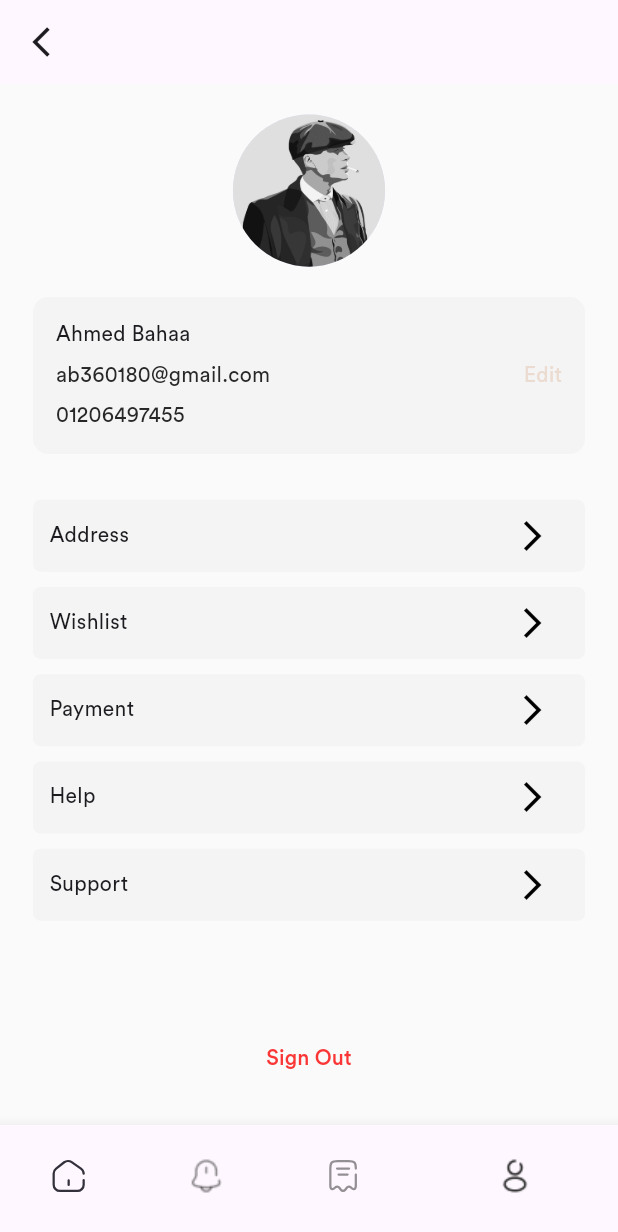
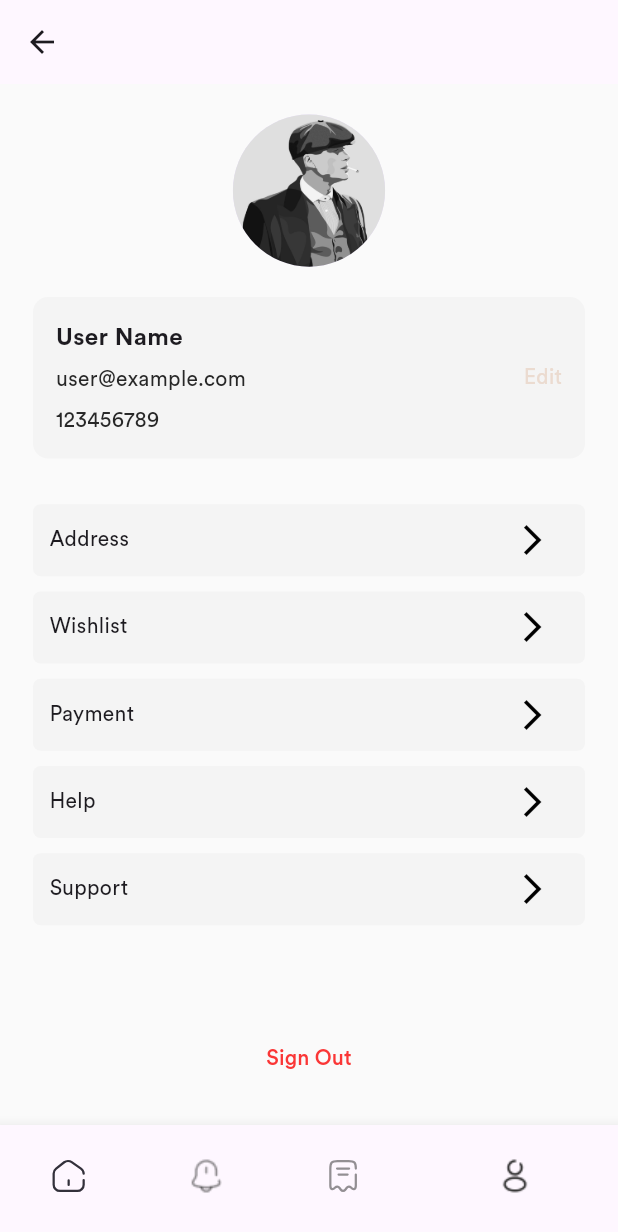
Before and after one commit to Mohamed47Elmelegy/Super-Mall, a Flutter app: the UserInfoScreen screen opened by its route, on a phone screen of 412 x 824 dp. Shown: the top 1232 px of the screen. Run offline on Flutter 3.47's test engine with Material 3 defaults, Android fonts, the light colour scheme and no system bars; our stand-ins replace carousel_slider, dartz, dio, flutter_bloc, flutter_screenutil, flutter_svg and 3 more; accounts and stored records are empty; network calls fail.

Commit message:
Enhance user authentication flow by integrating user data management. Implement user data retrieval from SharedPreferences and update UI components to reflect user information. Refactor navigation logic for improved user experience and streamline the login process with user service integration.

```diff
--- a/lib/core/routes/routes.dart
+++ b/lib/core/routes/routes.dart
@@ -10,12 +10,8 @@
 import 'package:super_mall/features/order/presentation/screen/order_screen.dart';
 import 'package:super_mall/features/splash/presentation/screen/splash_screen.dart';
 import 'package:super_mall/features/user/user_info/presentation/screen/user_info_screen.dart';
-import 'package:flutter_bloc/flutter_bloc.dart';
-import 'package:get_it/get_it.dart';
-import 'package:super_mall/features/product/logic/cubit/product_cubit.dart';
-import 'package:super_mall/features/product/data/repository/product.dart';
-import 'package:super_mall/core/network/api_client.dart';
 
+import '../../features/auth/register/data/model/register.dart';
 import '../../features/product/data/model/product.dart';
 import '../../features/product/presentation/screen/product_screen.dart';
 import '../../features/home/data/model/category.dart';
--- /dev/null
+++ b/lib/core/services/user_service.dart
@@ -0,0 +1,73 @@
+import 'dart:convert';
+import 'dart:developer';
+import 'package:super_mall/features/user/user_info/data/model/user_model.dart';
+import 'package:super_mall/core/constants/shared_prefs.dart';
+import 'package:super_mall/core/services/shared_preferences_sengltion.dart';
+
+// حفظ بيانات المستخدم في SharedPreferences
+Future<void> saveUserData(UserModel user) async {
+  // حفظ البيانات كـ JSON string
+  final jsonString = jsonEncode(user.toJson());
+  await Prefs.setString(SharedPrefs.userData, jsonString);
+
+  // حفظ العناصر الفردية للوصول السريع
+  final userData = user.toJson();
+
+  // حفظ جميع بيانات المستخدم المتوفرة
+  for (final entry in userData.entries) {
+    final key = entry.key;
+    final value = entry.value;
+
+    if (value != null && value is String && value.isNotEmpty) {
+      switch (key) {
+        case 'id':
+          await Prefs.setString(SharedPrefs.userId, value);
+          break;
+        case 'name':
+          await Prefs.setString(SharedPrefs.userName, value);
+          break;
+        case 'email':
+          await Prefs.setString(SharedPrefs.userEmail, value);
+          break;
+        case 'phone':
+          await Prefs.setString(SharedPrefs.userPhone, value);
+          break;
+        case 'image':
+          await Prefs.setString(SharedPrefs.userImage, value);
+          break;
+        case 'token':
+          await Prefs.setString(SharedPrefs.token, value);
+          break;
+      }
+    }
+  }
+}
+
+// استرجاع بيانات المستخدم من SharedPreferences
+UserModel? getUserData() {
+  final jsonString = Prefs.getString(SharedPrefs.userData);
+  if (jsonString == null) return null;
+  try {
+    return UserModel.fromJson(jsonDecode(jsonString));
+  } catch (e) {
+    log('Error parsing user data: $e');
+    return null;
+  }
+}
+
+// حذف بيانات المستخدم (تسجيل الخروج)
+Future<void> clearUserData() async {
+  await Prefs.remove(SharedPrefs.userData);
+  await Prefs.remove(SharedPrefs.token);
+  await Prefs.remove(SharedPrefs.userId);
+  await Prefs.remove(SharedPrefs.userName);
+  await Prefs.remove(SharedPrefs.userEmail);
+  await Prefs.remove(SharedPrefs.userPhone);
+  await Prefs.remove(SharedPrefs.userImage);
+}
+
+// التحقق ما إذا كان المستخدم مسجل الدخول
+bool isUserLoggedIn() {
+  final token = Prefs.getString(SharedPrefs.token);
+  return token != null && token.isNotEmpty;
+}
--- a/lib/features/auth/login/presentation/screen/login_screen.dart
+++ b/lib/features/auth/login/presentation/screen/login_screen.dart
@@ -1,8 +1,8 @@
 import 'package:flutter/material.dart';
 import 'package:flutter_bloc/flutter_bloc.dart';
 import 'package:flutter_screenutil/flutter_screenutil.dart';
-import 'package:shared_preferences/shared_preferences.dart';
 import 'package:super_mall/core/routes/page_routes_name.dart';
+import 'package:super_mall/core/services/user_service.dart';
 import 'package:super_mall/core/theme/app_color/app_color_light.dart';
 import 'package:super_mall/features/auth/forget_password/presentation/screen/forget_password_screen.dart';
 import 'package:super_mall/features/auth/login/data/model/login.dart';
@@ -11,6 +11,8 @@
 import 'package:super_mall/features/auth/login/presentation/widget/social_media_register_button.dart';
 import 'package:flutter_svg/flutter_svg.dart';
 import 'package:super_mall/features/auth/register/presentation/screen/register_screen.dart';
+import 'package:super_mall/features/user/user_info/data/model/user_model.dart';
+import 'dart:developer' as dev;
 
 class LoginScreen extends StatefulWidget {
   const LoginScreen({super.key});
@@ -64,11 +66,27 @@
         if (state is LoginError) {
           _showErrorSnackBar(state.message);
         } else if (state is LoginSucces) {
-          final token = state.response.token;
-          if (token != null) {
-            final prefs = await SharedPreferences.getInstance();
-            await prefs.setString('token', token);
+          dev.log('Login successful with token: ${state.response.token}');
+          if (state.response.user != null) {
+            dev.log(
+                'User data received: ${state.response.user?.name}, ${state.response.user?.email}');
           }
+
+          // Create user model from login response with complete user data
+          final user = UserModel(
+            token: state.response.token,
+            id: state.response.user?.id.toString(),
+            name: state.response.user?.name,
+            email: state.response.user?.email,
+            phone: state.response.user?.phone,
+            image: state.response.user?.avatar,
+          );
+
+          dev.log('Saving user data: ${user.toJson()}');
+
+          // Save user data using UserService
+          await saveUserData(user);
+
           if (mounted) {
             Navigator.pushReplacementNamed(context, PageRoutesName.home);
           }
--- /dev/null
+++ b/lib/features/user/user_info/data/model/user_model.dart
@@ -0,0 +1,41 @@
+import 'dart:convert';
+
+class UserModel {
+  final String? id;
+  final String? name;
+  final String? email;
+  final String? phone;
+  final String? image;
+  final String? token;
+
+  UserModel({
+    this.id,
+    this.name,
+    this.email,
+    this.phone,
+    this.image,
+    this.token,
+  });
+
+  factory UserModel.fromJson(Map<String, dynamic> json) {
+    return UserModel(
+      id: json['id'],
+      name: json['name'],
+      email: json['email'],
+      phone: json['phone'],
+      image: json['image'],
+      token: json['token'],
+    );
+  }
+
+  Map<String, dynamic> toJson() {
+    return {
+      'id': id,
+      'name': name,
+      'email': email,
+      'phone': phone,
+      'image': image,
+      'token': token,
+    };
+  }
+}
--- a/lib/features/user/user_info/presentation/screen/user_info_edit_screen.dart
+++ b/lib/features/user/user_info/presentation/screen/user_info_edit_screen.dart
@@ -11,6 +11,7 @@
       appBar: AppbarBackTitle(),
       body: Padding(
         padding: EdgeInsets.symmetric(horizontal: 20.w),
+        child: SingleChildScrollView(
           child: Column(
             children: [
               _buildAvatarImage(),
@@ -20,6 +21,7 @@
               SizedBox(height: MediaQuery.of(context).size.height / 3),
               TextButton(onPressed: () {}, child: Text('Save Changes')),
             ],
+          ),
         ),
       ),
     );
--- a/lib/features/user/user_info/presentation/screen/user_info_screen.dart
+++ b/lib/features/user/user_info/presentation/screen/user_info_screen.dart
@@ -1,15 +1,46 @@
+import 'dart:developer' as dev;
+
 import 'package:flutter/material.dart';
 import 'package:flutter_screenutil/flutter_screenutil.dart';
+import 'package:super_mall/core/routes/page_routes_name.dart';
+import 'package:super_mall/core/services/user_service.dart';
 import 'package:super_mall/core/theme/app_color/app_color_light.dart';
 import 'package:super_mall/features/user/address_info/presentation/screen/address_info_screen.dart';
 import 'package:super_mall/features/user/payment_info/presentation/screen/payment_info_screen.dart';
+import 'package:super_mall/features/user/user_info/data/model/user_model.dart';
 import 'package:super_mall/features/user/user_info/presentation/screen/user_info_edit_screen.dart';
 import 'package:super_mall/features/user/wishlist/presentation/screen/wishlist_screen.dart';
 import 'package:super_mall/shared/widget/appbar_back_title.dart';
 import 'package:super_mall/shared/widget/bottomnavigationbar_primary.dart';
 
-class UserInfoScreen extends StatelessWidget {
-  const UserInfoScreen({super.key});
+class UserInfoScreen extends StatefulWidget {
+  const UserInfoScreen({super.key, this.user});
+  final dynamic user; // Accept either RegistrationModel or null
+
+  @override
+  State<UserInfoScreen> createState() => _UserInfoScreenState();
+}
+
+class _UserInfoScreenState extends State<UserInfoScreen> {
+  UserModel? userData;
+
+  @override
+  void initState() {
+    super.initState();
+    _loadUserData();
+  }
+
+  Future<void> _loadUserData() async {
+    // Get user data directly from SharedPreferences
+    final data = getUserData();
+    dev.log('UserData loaded from SharedPreferences: ${data?.toJson()}');
+
+    if (mounted) {
+      setState(() {
+        userData = data;
+      });
+    }
+  }
 
   @override
   Widget build(BuildContext context) {
@@ -17,7 +48,7 @@
       bottomNavigationBar:
           BottomNavigationBarPrimary(currentIndex: 3, onTap: (index) {}),
       appBar: AppbarBackTitle(
-        isBackable: true,
+        isBackable: false,
       ),
       body: Padding(
         padding: EdgeInsets.symmetric(vertical: 20.h, horizontal: 20.w),
@@ -59,7 +90,16 @@
               style: ButtonStyle(
                 backgroundColor: WidgetStateProperty.all(Colors.transparent),
               ),
-              onPressed: () {},
+              onPressed: () async {
+                // حذف بيانات المستخدم
+                await clearUserData();
+
+                // العودة إلى شاشة تسجيل الدخول
+                if (context.mounted) {
+                  Navigator.pushNamedAndRemoveUntil(
+                      context, PageRoutesName.login, (route) => false);
+                }
+              },
               child: Text(
                 'Sign Out',
                 style: TextStyle(
@@ -74,13 +114,22 @@
   }
 
   CircleAvatar _buildAvatarImage() {
+    // استخدام صورة المستخدم إذا كانت متوفرة
+    final userImage = userData?.image;
     return CircleAvatar(
       radius: 50.r,
-      backgroundImage: AssetImage('assets/images/thomas_shelby.jpeg'),
+      backgroundImage: userImage != null && userImage.isNotEmpty
+          ? NetworkImage(userImage) as ImageProvider
+          : AssetImage('assets/images/thomas_shelby.jpeg'),
     );
   }
 
-  Container _buildUserInfo(BuildContext context) {
+  Widget _buildUserInfo(BuildContext context) {
+    // طباعة بيانات المستخدم للتأكد
+    dev.log('User name: "${userData?.name}"');
+    dev.log('User email: "${userData?.email}"');
+    dev.log('User phone: "${userData?.phone}"');
+
     return Container(
       padding: EdgeInsets.all(15.r),
       decoration: BoxDecoration(
@@ -89,27 +138,34 @@
       ),
       child: Row(
         children: [
-          Column(
+          Expanded(
+            child: Column(
               crossAxisAlignment: CrossAxisAlignment.start,
               children: [
-              Text('Ahmed Bahaa'),
+                Text(
+                  userData?.name ?? 'User Name',
+                  style: TextStyle(
+                    fontWeight: FontWeight.bold,
+                    fontSize: 16.sp,
+                  ),
+                ),
                 SizedBox(height: 7.h),
                 Text(
-                'ab360180@gmail.com',
+                  userData?.email ?? 'user@example.com',
                   style: TextStyle(
                     color: AppColorLight.grey2,
                   ),
                 ),
                 SizedBox(height: 7.h),
                 Text(
-                '01206497455',
+                  userData?.phone ?? '123456789',
                   style: TextStyle(
                     color: AppColorLight.grey2,
                   ),
                 ),
               ],
             ),
-          Spacer(),
+          ),
           InkWell(
             onTap: () {
               Navigator.push(context, MaterialPageRoute(builder: (context) {
--- a/lib/main.dart
+++ b/lib/main.dart
@@ -3,6 +3,7 @@
 import 'package:super_mall/core/bloc_observer.dart';
 import 'package:super_mall/core/routes/page_routes_name.dart';
 import 'package:super_mall/core/routes/routes.dart';
+import 'package:super_mall/core/services/shared_preferences_sengltion.dart';
 import 'package:super_mall/core/theme/theme_data/theme_data_light.dart';
 import 'package:super_mall/features/home/presentation/cubit/category_cubit.dart';
 import 'package:super_mall/service_locator.dart';
@@ -17,8 +18,11 @@
 import 'package:super_mall/features/product/logic/cubit/product_cubit.dart';
 import 'features/home/data/repository/category_repository.dart';
 
-void main() {
+void main() async {
   WidgetsFlutterBinding.ensureInitialized();
+
+  // Initialize SharedPreferences
+  await Prefs.init();
 
   // Register BlocObserver
   Bloc.observer = BlocObserverService();
```
Also changed, not shown: lib/core/constants/shared_prefs.dart (added, +9 -0 lines), lib/features/home/presentation/screen/categories_screen.dart (+80 -34 lines), lib/features/splash/presentation/screen/splash_screen.dart (+3 -4 lines), lib/shared/widget/bottomnavigationbar_primary.dart (+6 -13 lines), 8 other files. Lines whose indentation alone changed are shown as unchanged.
